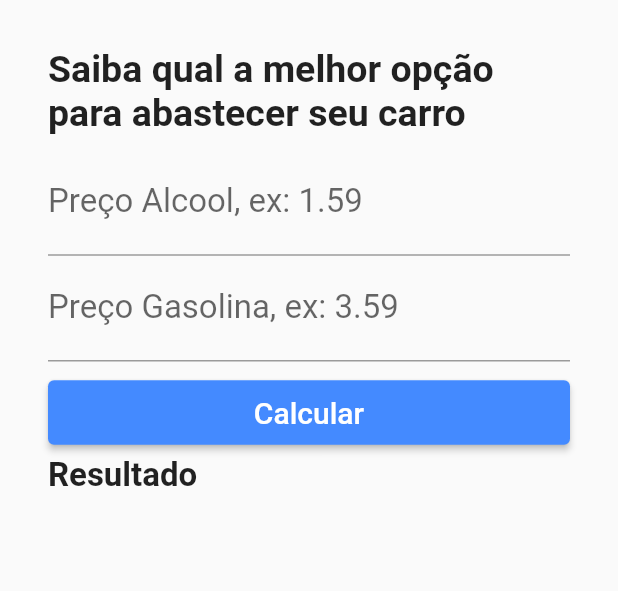
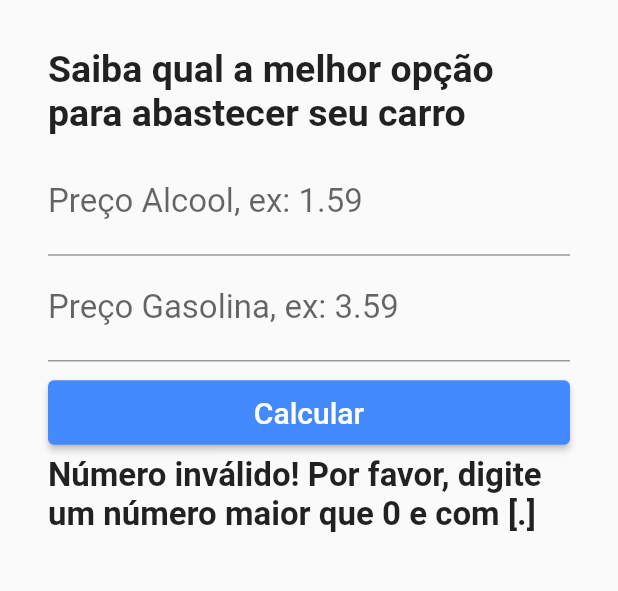
Before and after one commit to MathSena/alcool_gasolina, a Flutter app: the screen it shows after launch, after a tap on "Calcular", on a phone screen of 412 x 824 dp, the part 268-859 px from its top. Run offline on Flutter 3.47's test engine with Material 2 defaults, Android fonts, the phone set to English and light mode, and no system bars.

Commit message:
Calculando resultado

```diff
--- a/lib/Home.dart
+++ b/lib/Home.dart
@@ -10,13 +10,43 @@ class Home extends StatefulWidget {
 class _HomeState extends State<Home> {
   final TextEditingController _controllerAlcool = TextEditingController();
   final TextEditingController _controllerGasolina = TextEditingController();
+  String _textoResultado = "";
 
-  void _calcular(){
+  void _calcular() {
+    double? precoAlcool = double.tryParse(_controllerAlcool.text);
+    double? precoGasolina = double.tryParse(_controllerGasolina.text);
+
+
+    if (precoAlcool == null || precoGasolina == null) {
+      setState(() {
+        _textoResultado =
+        "Número inválido! Por favor, digite um número maior que 0 e com [.]";
+      });
+    } else {
+      if ((precoAlcool / precoGasolina) >= 0.7) {
+        setState(() {
+          _textoResultado = "Melhor abastecer com gasolina";
+        });
+        }else{
+        setState(() {
+        _textoResultado = "Melhor abastecer com alcool";
+        });
 
         }
 
+      _limparCampos();
+
+        }
+        }
+
+        void _limparCampos(){
+          _controllerAlcool.text = "";
+          _controllerGasolina.text = "";
+        }
+
             @override
-  Widget build(BuildContext context) {
+            Widget build(BuildContext context)
+        {
           return Scaffold(
             appBar: AppBar(
               title: const Text("Álcool ou gasolina"),
@@ -36,13 +66,15 @@ class _HomeState extends State<Home> {
                       padding: EdgeInsets.only(bottom: 10),
                       child: Text(
                         "Saiba qual a melhor opção para abastecer seu carro",
-                  style: TextStyle(fontSize: 25, fontWeight: FontWeight.bold),
+                        style: TextStyle(
+                            fontSize: 25, fontWeight: FontWeight.bold),
                       ),
                     ),
                     TextField(
                       keyboardType: TextInputType.number,
                       decoration:
-                    const InputDecoration(labelText: "Preço Alcool, ex: 1.59"),
+                      const InputDecoration(
+                          labelText: "Preço Alcool, ex: 1.59"),
                       style: const TextStyle(fontSize: 22),
                       controller: _controllerAlcool,
                     ),
@@ -56,22 +88,24 @@ class _HomeState extends State<Home> {
                     Padding(
                         padding: const EdgeInsets.only(top: 10),
                         child: ElevatedButton(
-                    onPressed: () {},
                           style: ButtonStyle(
                             backgroundColor:
                             MaterialStateProperty.all(Colors.blueAccent),
-                      padding: MaterialStateProperty.all(const EdgeInsets.all(10)),
+                            padding:
+                            MaterialStateProperty.all(const EdgeInsets.all(10)),
                           ),
+                          onPressed: _calcular,
                           child: const Text(
                             "Calcular",
                             style: TextStyle(fontSize: 20),
                           ),
                         )),
-              const Padding(
-                padding: EdgeInsets.only(top: 5),
+                    Padding(
+                      padding: const EdgeInsets.only(top: 5),
                       child: Text(
-                  "Resultado",
-                  style: TextStyle(fontSize: 22, fontWeight: FontWeight.bold),
+                        _textoResultado,
+                        style: const TextStyle(
+                            fontSize: 22, fontWeight: FontWeight.bold),
                       ),
                     )
                   ],
```
Lines whose indentation alone changed are shown as unchanged.
